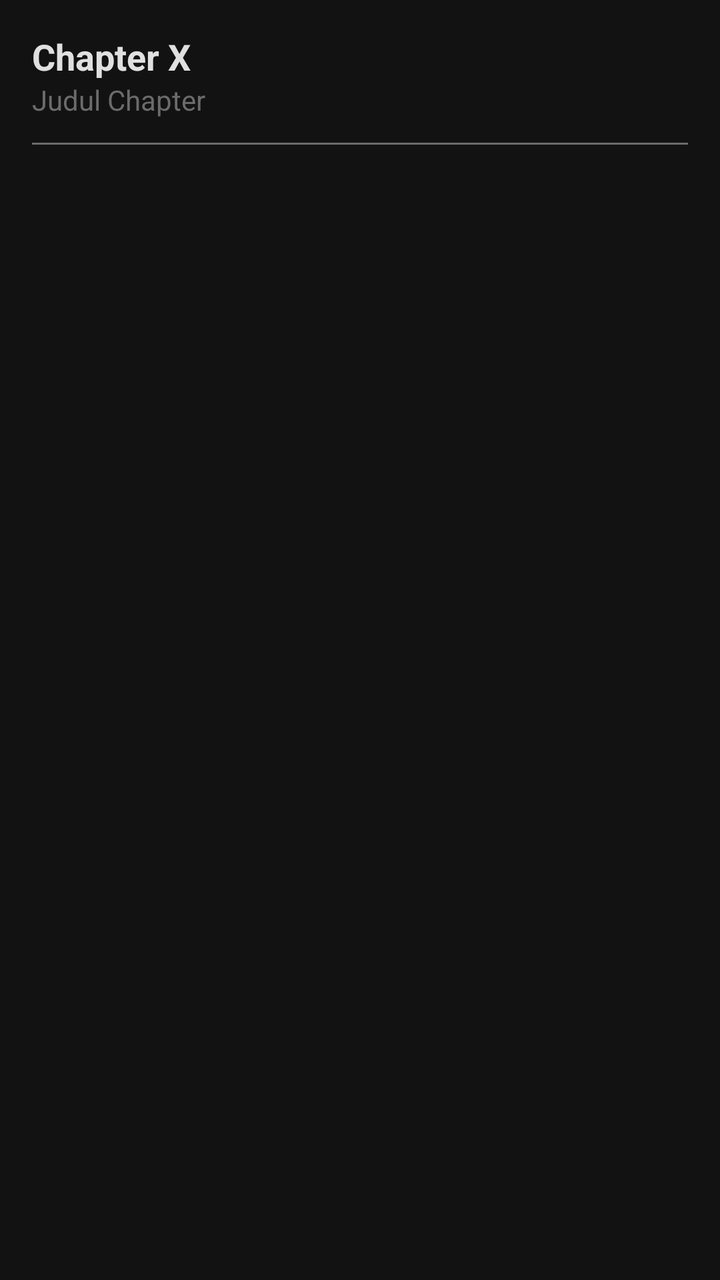
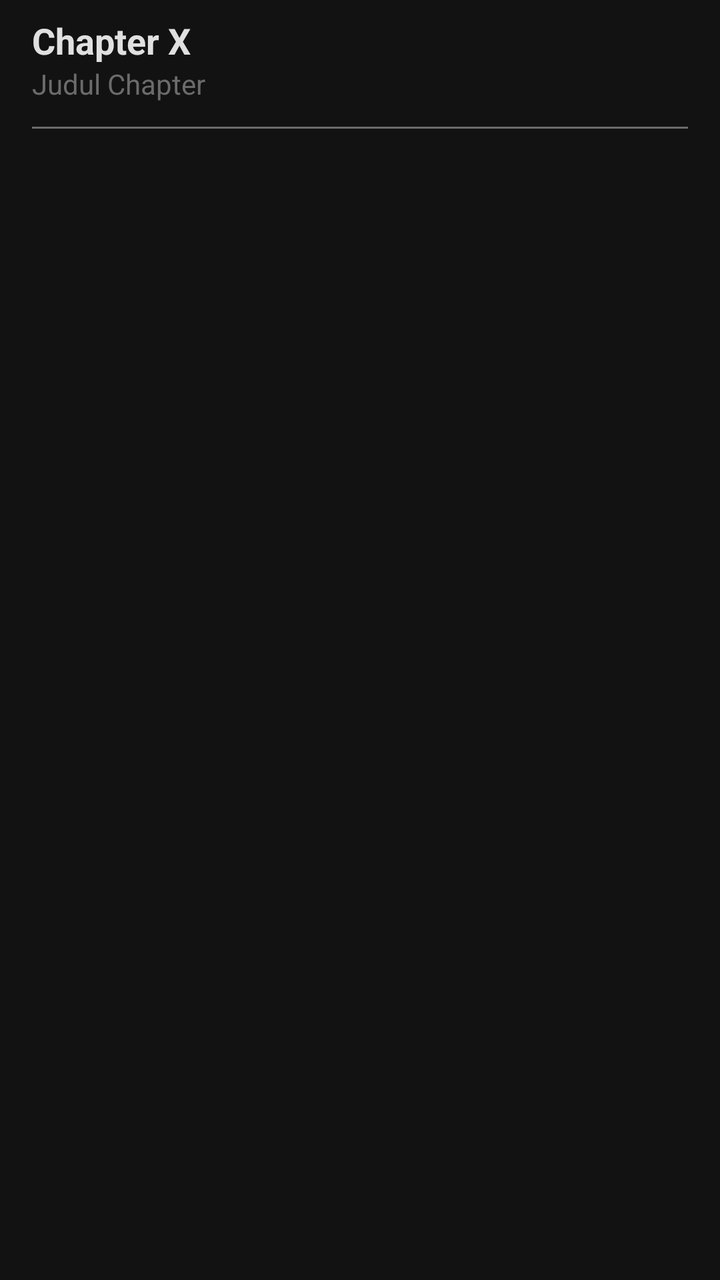

Before-and-after screenshots of an Android layout around one commit, followed by the original layout XML and the change that was made.
<!-- AndroidManifest.xml: application theme Theme.MangaReader -->
<!-- res/layout/item_chapter.xml -->
<?xml version="1.0" encoding="utf-8"?>
<LinearLayout xmlns:android="http://schemas.android.com/apk/res/android"
    android:layout_width="match_parent"
    android:layout_height="wrap_content"
    android:orientation="vertical"
    android:padding="16dp"
    android:background="?attr/selectableItemBackground"
    android:clickable="true"
    android:focusable="true">

    <TextView
        android:id="@+id/tvChapterNumber"
        android:layout_width="match_parent"
        android:layout_height="wrap_content"
        android:text="Chapter X"
        android:textColor="?attr/colorOnSurface"
        android:textSize="18sp"
        android:textStyle="bold" />

    <TextView
        android:id="@+id/tvChapterTitle"
        android:layout_width="match_parent"
        android:layout_height="wrap_content"
        android:text="Judul Chapter"
        android:textColor="?attr/colorOutline" />

    <View
        android:layout_width="match_parent"
        android:layout_height="1dp"
        android:background="?attr/colorOutline"
        android:layout_marginTop="12dp"/>
</LinearLayout>
<!-- resources referenced by this layout -->
<resources>
  <style name="Theme.MangaReader" parent="Base.Theme.MangaReader" />
  <style name="Base.Theme.MangaReader" parent="Theme.MaterialComponents.DayNight.NoActionBar">
          <item name="colorPrimary">@color/md_primary</item>
          <item name="colorSurface">@color/md_surface</item>
          <item name="colorOnSurface">@color/md_on_surface</item>
          <item name="colorSurfaceVariant">@color/md_surface_container</item>
          <item name="colorOutline">@color/md_outline</item>
          <item name="android:windowBackground">@color/md_surface</item>
          <item name="android:colorBackground">@color/md_surface</item>
          <item name="android:textColor">@color/md_on_surface</item>
          <item name="android:forceDarkAllowed">false</item>
      </style>
  <color name="md_primary">#F57C00</color>
  <color name="md_surface">#121212</color>
  <color name="md_on_surface">#E0E0E0</color>
  <color name="md_surface_container">#1E1E1E</color>
  <color name="md_outline">#6B6B6B</color>
</resources>

<!-- the commit's change to res/layout/item_chapter.xml (unified diff, before → after) -->
@@ -3,7 +3,10 @@
     android:layout_width="match_parent"
     android:layout_height="wrap_content"
     android:orientation="vertical"
-    android:padding="16dp"
+    android:paddingLeft="16dp"
+    android:paddingRight="16dp"
+    android:paddingTop="8dp"
+    android:paddingBottom="8dp"
     android:background="?attr/selectableItemBackground"
     android:clickable="true"
     android:focusable="true">
